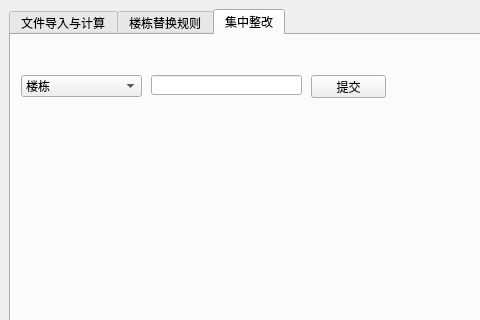
goblincc/pythonUI, file third.ui: the form before one commit; both pictures show x 0 to 480 and y 0 to 320 of the 1115 by 593 pixel window.
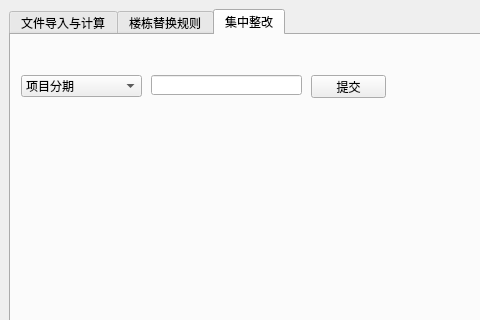
The form after the commit. The open tabs and pages were chosen to show the change.

Diff of the .ui file:
```diff
--- a/third.ui
+++ b/third.ui
@@ -446,11 +446,6 @@
           <height>22</height>
          </rect>
         </property>
-        <item>
-         <property name="text">
-          <string>楼栋</string>
-         </property>
-        </item>
         <item>
          <property name="text">
           <string>项目分期</string>
```
Left out of the diff: 2 changed lines with no effect on the pictures.
